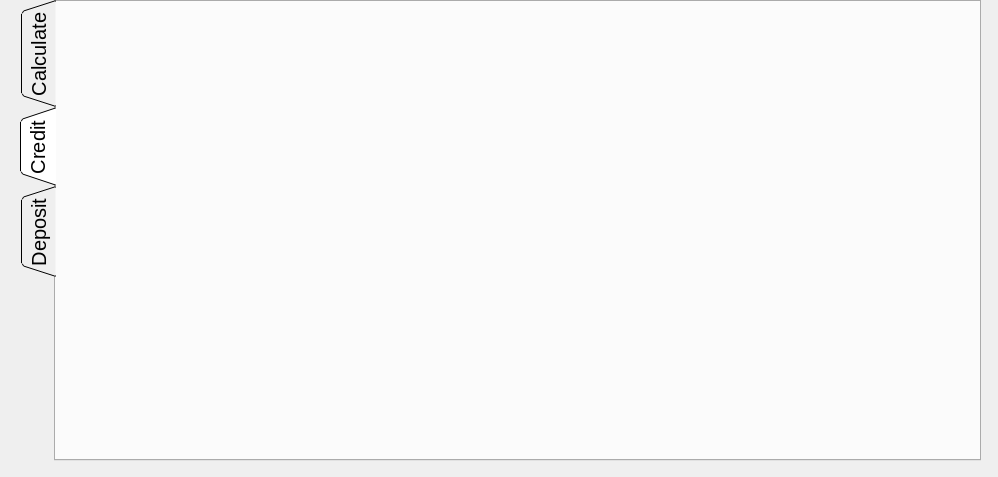
mashagwi/Calc, file src/mainwindow.ui: the form before one commit.
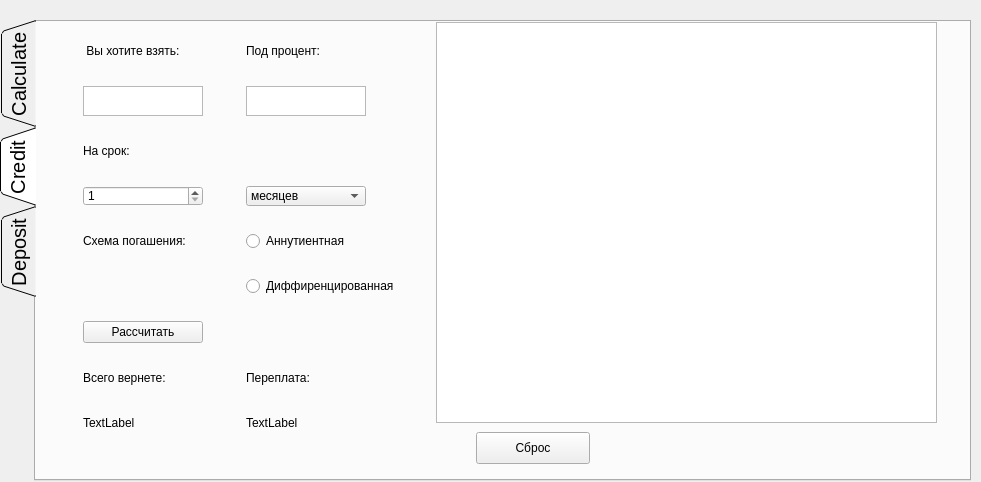
The form after the commit. The open tabs and pages were chosen to show the change. Custom widgets are drawn as their Qt base class.

```diff
--- a/src/mainwindow.ui
+++ b/src/mainwindow.ui
@@ -6,8 +6,8 @@
    <rect>
     <x>0</x>
     <y>0</y>
-    <width>998</width>
-    <height>477</height>
+    <width>981</width>
+    <height>482</height>
    </rect>
   </property>
   <property name="windowTitle">
@@ -17,9 +17,9 @@
    <widget class="QTabWidget" name="Calc">
     <property name="geometry">
      <rect>
-      <x>20</x>
-      <y>0</y>
-      <width>961</width>
+      <x>0</x>
+      <y>20</y>
+      <width>971</width>
       <height>461</height>
      </rect>
     </property>
@@ -444,6 +444,247 @@
      <attribute name="title">
       <string>Credit</string>
      </attribute>
+     <widget class="QTableWidget" name="tableWidget">
+      <property name="geometry">
+       <rect>
+        <x>400</x>
+        <y>0</y>
+        <width>501</width>
+        <height>401</height>
+       </rect>
+      </property>
+     </widget>
+     <widget class="QWidget" name="layoutWidget">
+      <property name="geometry">
+       <rect>
+        <x>10</x>
+        <y>0</y>
+        <width>391</width>
+        <height>431</height>
+       </rect>
+      </property>
+      <layout class="QGridLayout" name="gridLayout_2">
+       <item row="1" column="1">
+        <widget class="QPlainTextEdit" name="persentCredit">
+         <property name="maximumSize">
+          <size>
+           <width>120</width>
+           <height>30</height>
+          </size>
+         </property>
+        </widget>
+       </item>
+       <item row="0" column="1">
+        <widget class="QLabel" name="label_3">
+         <property name="maximumSize">
+          <size>
+           <width>120</width>
+           <height>20</height>
+          </size>
+         </property>
+         <property name="text">
+          <string>Под процент:</string>
+         </property>
+        </widget>
+       </item>
+       <item row="9" column="0">
+        <widget class="QLabel" name="label_6">
+         <property name="maximumSize">
+          <size>
+           <width>120</width>
+           <height>20</height>
+          </size>
+         </property>
+         <property name="text">
+          <string>Всего вернете:</string>
+         </property>
+        </widget>
+       </item>
+       <item row="1" column="0">
+        <widget class="QPlainTextEdit" name="sumCredit">
+         <property name="maximumSize">
+          <size>
+           <width>120</width>
+           <height>30</height>
+          </size>
+         </property>
+        </widget>
+       </item>
+       <item row="4" column="1">
+        <widget class="QRadioButton" name="annuti">
+         <property name="maximumSize">
+          <size>
+           <width>120</width>
+           <height>20</height>
+          </size>
+         </property>
+         <property name="text">
+          <string>Аннутиентная</string>
+         </property>
+        </widget>
+       </item>
+       <item row="6" column="0">
+        <widget class="QPushButton" name="calcCredit">
+         <property name="text">
+          <string>Рассчитать</string>
+         </property>
+        </widget>
+       </item>
+       <item row="2" column="0">
+        <widget class="QLabel" name="label_2">
+         <property name="maximumSize">
+          <size>
+           <width>120</width>
+           <height>20</height>
+          </size>
+         </property>
+         <property name="text">
+          <string>На срок:</string>
+         </property>
+        </widget>
+       </item>
+       <item row="3" column="0">
+        <widget class="QDoubleSpinBox" name="dateCredit">
+         <property name="minimumSize">
+          <size>
+           <width>120</width>
+           <height>20</height>
+          </size>
+         </property>
+         <property name="maximumSize">
+          <size>
+           <width>120</width>
+           <height>20</height>
+          </size>
+         </property>
+         <property name="decimals">
+          <number>0</number>
+         </property>
+         <property name="minimum">
+          <double>1.000000000000000</double>
+         </property>
+         <property name="maximum">
+          <double>99.000000000000000</double>
+         </property>
+        </widget>
+       </item>
+       <item row="4" column="0">
+        <widget class="QLabel" name="label_4">
+         <property name="maximumSize">
+          <size>
+           <width>120</width>
+           <height>20</height>
+          </size>
+         </property>
+         <property name="text">
+          <string>Схема погашения:</string>
+         </property>
+        </widget>
+       </item>
+       <item row="9" column="1">
+        <widget class="QLabel" name="label_7">
+         <property name="maximumSize">
+          <size>
+           <width>120</width>
+           <height>20</height>
+          </size>
+         </property>
+         <property name="text">
+          <string>Переплата:</string>
+         </property>
+        </widget>
+       </item>
+       <item row="5" column="1">
+        <widget class="QRadioButton" name="diffi">
+         <property name="maximumSize">
+          <size>
+           <width>170</width>
+           <height>20</height>
+          </size>
+         </property>
+         <property name="text">
+          <string>Диффиренцированная</string>
+         </property>
+        </widget>
+       </item>
+       <item row="3" column="1">
+        <widget class="QComboBox" name="dateType">
+         <property name="maximumSize">
+          <size>
+           <width>120</width>
+           <height>20</height>
+          </size>
+         </property>
+         <property name="editable">
+          <bool>false</bool>
+         </property>
+         <property name="currentText">
+          <string>месяцев</string>
+         </property>
+         <property name="currentIndex">
+          <number>0</number>
+         </property>
+         <item>
+          <property name="text">
+           <string>месяцев</string>
+          </property>
+         </item>
+        </widget>
+       </item>
+       <item row="0" column="0">
+        <widget class="QLabel" name="label">
+         <property name="maximumSize">
+          <size>
+           <width>120</width>
+           <height>20</height>
+          </size>
+         </property>
+         <property name="text">
+          <string> Вы хотите взять:</string>
+         </property>
+        </widget>
+       </item>
+       <item row="10" column="0">
+        <widget class="QLabel" name="totalSum">
+         <property name="maximumSize">
+          <size>
+           <width>120</width>
+           <height>20</height>
+          </size>
+         </property>
+         <property name="text">
+          <string>TextLabel</string>
+         </property>
+        </widget>
+       </item>
+       <item row="10" column="1">
+        <widget class="QLabel" name="overSum">
+         <property name="maximumSize">
+          <size>
+           <width>120</width>
+           <height>20</height>
+          </size>
+         </property>
+         <property name="text">
+          <string>TextLabel</string>
+         </property>
+        </widget>
+       </item>
+      </layout>
+     </widget>
+     <widget class="QPushButton" name="remove">
+      <property name="geometry">
+       <rect>
+        <x>440</x>
+        <y>410</y>
+        <width>114</width>
+        <height>32</height>
+       </rect>
+      </property>
+      <property name="text">
+       <string>Сброс</string>
+      </property>
+     </widget>
     </widget>
     <widget class="QWidget" name="deposit">
      <attribute name="title">
```
Left out of the diff: 19 changed lines with no effect on the pictures.
